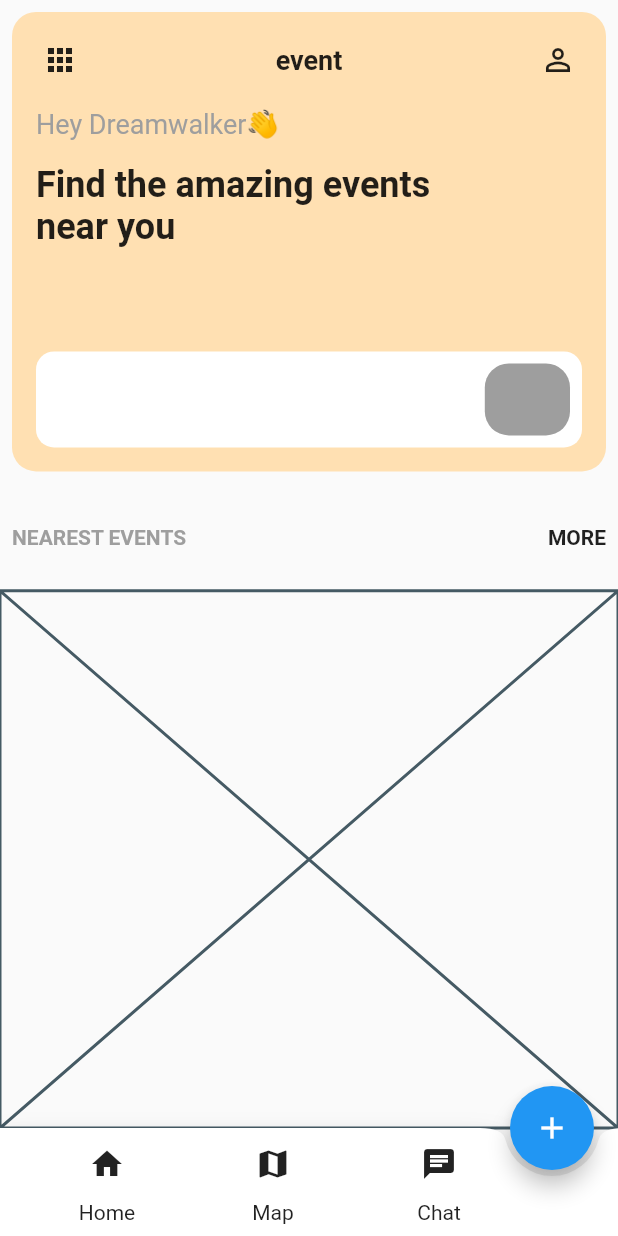
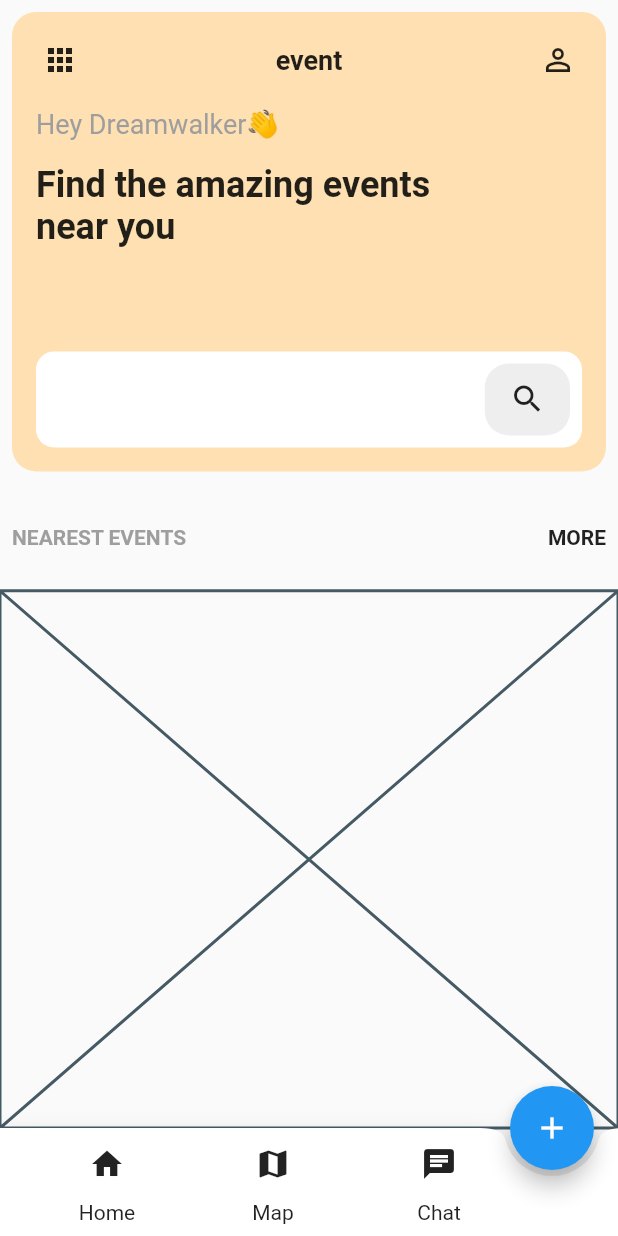
Before and after one commit to JAICHANGPARK/flutter_notebook_9th_story, a Flutter app: the screen it shows after launch, on a phone screen of 412 x 824 dp. Run offline on Flutter 3.47's test engine with Material 2 defaults, Android fonts, the phone set to English and light mode, and no system bars; our stand-ins replace badges, google_fonts, percent_indicator, smooth_page_indicator.

Commit message:
Update events_main_page.dart

```diff
--- a/lib/ep633_events_app/ui/events_main_page.dart
+++ b/lib/ep633_events_app/ui/events_main_page.dart
@@ -75,7 +75,11 @@ class _EventsMainPageState extends State<EventsMainPage> {
                                     padding: const EdgeInsets.all(8.0),
                                     child: Container(
                                       decoration:
-                                          BoxDecoration(color: Colors.grey, borderRadius: BorderRadius.circular(16)),
+                                          BoxDecoration(color: Colors.grey[200],
+                                              borderRadius: BorderRadius.circular(16)),
+                                      child: Center(
+                                        child: Icon(Icons.search),
+                                      ),
                                     ),
                                   )),
                             ],
```
